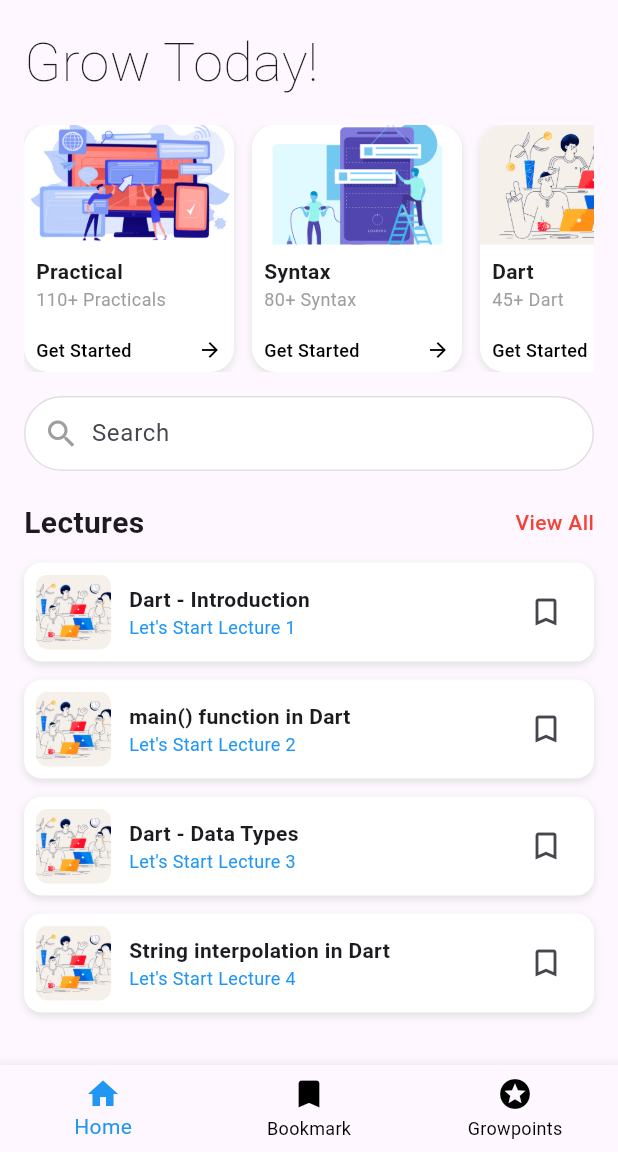
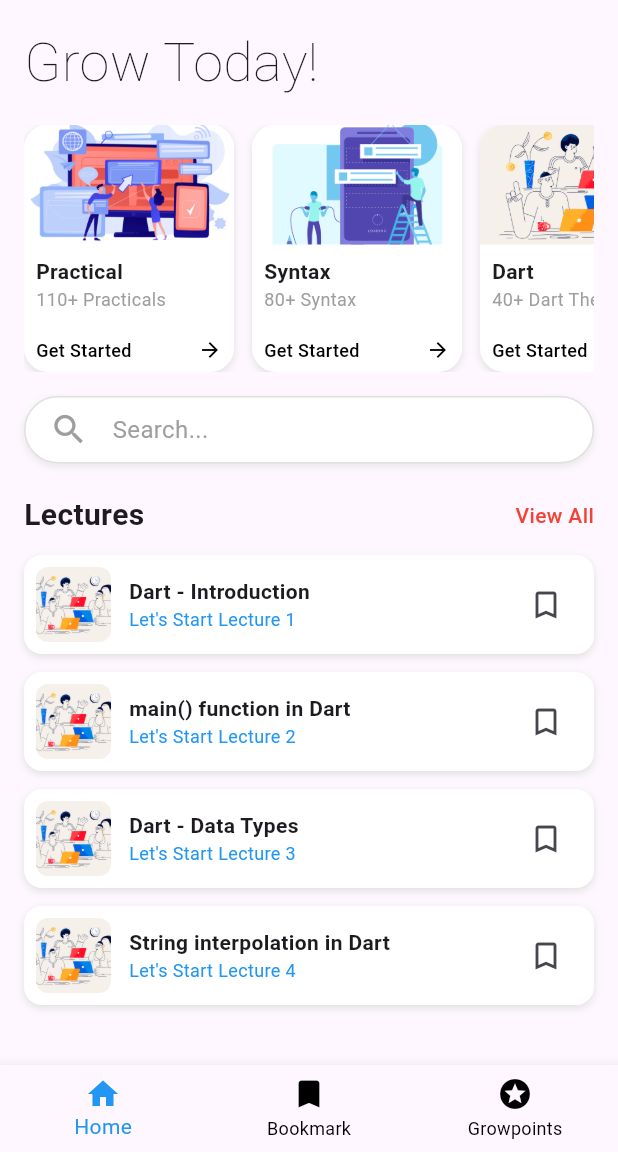
Before and after one commit to nemo-arjuna/Devgrow_app, a Flutter app: the screen it shows after launch, on a phone screen of 412 x 824 dp, the part 84-1236 px from its top. Run offline on Flutter 3.47's test engine with Material 3 defaults, Android fonts, the phone set to English and light mode, and no system bars.

Commit message:
Progress day-3

```diff
--- a/lib/screens/home_screen.dart
+++ b/lib/screens/home_screen.dart
@@ -1,3 +1,4 @@
+import 'package:devgrow/screens/dart_theory.dart';
 import 'package:flutter/material.dart';
 import 'bookmark_screen.dart';
 
@@ -14,7 +15,7 @@ class HomeScreen extends StatelessWidget {
             const DrawerHeader(
               decoration: BoxDecoration(color: Colors.white),
               child: Align(
-                alignment: Alignment.bottomLeft,
+                alignment: Alignment.topLeft,
                 child: Text(
                   "DevGrow",
                   style: TextStyle(fontWeight: FontWeight.bold, fontSize: 26),
@@ -42,17 +43,13 @@ class HomeScreen extends StatelessWidget {
       appBar: AppBar(
         elevation: 0,
         backgroundColor: Colors.white,
-        title: const Row(
-          children: [
-            Text(
+        title: const Text(
           "DevGrow",
           style: TextStyle(
             color: Colors.black,
             fontSize: 24,
             fontWeight: FontWeight.bold,
           ),
-            ),
-          ],
         ),
         iconTheme: const IconThemeData(color: Colors.black),
       ),
@@ -74,57 +71,95 @@ class HomeScreen extends StatelessWidget {
                 scrollDirection: Axis.horizontal,
                 children: [
                   buildCategoryCard(
+                    context,
                     "lib/assets/practicals.jpg",
                     "Practical",
                     "110+ Practicals",
+                    null,
                   ),
                   buildCategoryCard(
+                    context,
                     "lib/assets/syntax.jpg",
                     "Syntax",
                     "80+ Syntax",
+                    null,
                   ),
-                  buildCategoryCard("lib/assets/dart.jpg", "Dart", "45+ Dart"),
                   buildCategoryCard(
+                    context,
+                    "lib/assets/dart.jpg",
+                    "Dart",
+                    "40+ Dart Theory",
+                    const DartTheoryPage(),
+                  ),
+                  buildCategoryCard(
+                    context,
                     "lib/assets/syntax.jpg",
                     "Flutter",
                     "11+ Flutter",
+                    null,
                   ),
                   buildCategoryCard(
+                    context,
                     "lib/assets/syntax.jpg",
                     "Question",
                     "20+ Question",
+                    null,
                   ),
                   buildCategoryCard(
+                    context,
                     "lib/assets/syntax.jpg",
                     "Quiz",
                     "Quiz test",
+                    null,
                   ),
                 ],
               ),
             ),
             const SizedBox(height: 16),
 
-            // Search Bar
-            Container(
-              padding: const EdgeInsets.symmetric(horizontal: 12),
+            // Search Bar (Bigger + Auto Focus Navigation)
+            GestureDetector(
+              onTap: () {
+                Navigator.of(context).push(
+                  PageRouteBuilder(
+                    transitionDuration: const Duration(milliseconds: 350),
+                    pageBuilder: (context, animation, secondaryAnimation) =>
+                        const DartTheoryPage(autoFocusSearch: true),
+                    transitionsBuilder:
+                        (context, animation, secondaryAnimation, child) {
+                          return FadeTransition(
+                            opacity: animation,
+                            child: child,
+                          );
+                        },
+                  ),
+                );
+              },
+              child: Container(
+                height: 45, // search
+                padding: const EdgeInsets.symmetric(horizontal: 16),
                 decoration: BoxDecoration(
                   color: Colors.white,
-                borderRadius: BorderRadius.circular(25),
+                  borderRadius: BorderRadius.circular(28),
                   border: Border.all(color: Colors.grey.shade300),
+                  boxShadow: [
+                    BoxShadow(
+                      color: const Color.fromARGB(255, 230, 230, 230),
+                      blurRadius: 4,
+                      offset: const Offset(0, 2),
+                    ),
+                  ],
                 ),
                 child: Row(
                   children: const [
-                  Icon(Icons.search, color: Colors.grey),
-                  SizedBox(width: 8),
-                  Expanded(
-                    child: TextField(
-                      decoration: InputDecoration(
-                        hintText: "Search",
-                        border: InputBorder.none,
-                      ),
-                    ),
+                    Icon(Icons.search, color: Colors.grey, size: 26),
+                    SizedBox(width: 16),
+                    Text(
+                      "Search...",
+                      style: TextStyle(color: Colors.grey, fontSize: 16),
                     ),
                   ],
+                ),
               ),
             ),
             const SizedBox(height: 20),
@@ -187,7 +222,6 @@ class HomeScreen extends StatelessWidget {
               MaterialPageRoute(builder: (context) => const BookmarkScreen()),
             );
           }
-          // Add other index handling if needed
         },
         items: const [
           BottomNavigationBarItem(icon: Icon(Icons.home), label: "Home"),
@@ -203,11 +237,29 @@ class HomeScreen extends StatelessWidget {
 
   // Category Card Widget
   static Widget buildCategoryCard(
+    BuildContext context,
     String imgPath,
     String title,
     String subtitle,
+    Widget? navigateTo,
   ) {
-    return Container(
+    return GestureDetector(
+      onTap: () {
+        if (navigateTo != null) {
+          Navigator.of(context).push(
+            PageRouteBuilder(
+              transitionDuration: const Duration(milliseconds: 350),
+              pageBuilder: (context, animation, secondaryAnimation) =>
+                  navigateTo,
+              transitionsBuilder:
+                  (context, animation, secondaryAnimation, child) {
+                    return FadeTransition(opacity: animation, child: child);
+                  },
+            ),
+          );
+        }
+      },
+      child: Container(
         width: 140,
         margin: const EdgeInsets.only(right: 12),
         decoration: BoxDecoration(
@@ -225,7 +277,9 @@ class HomeScreen extends StatelessWidget {
           crossAxisAlignment: CrossAxisAlignment.start,
           children: [
             ClipRRect(
-            borderRadius: const BorderRadius.vertical(top: Radius.circular(16)),
+              borderRadius: const BorderRadius.vertical(
+                top: Radius.circular(16),
+              ),
               child: Image.asset(
                 imgPath,
                 height: 80,
@@ -269,21 +323,18 @@ class HomeScreen extends StatelessWidget {
             ),
           ],
         ),
+      ),
     );
   }
 
-  // Lecture Item Widget (updated to include context parameter)
+  // Lecture Item Widget
   static Widget buildLectureItem(
     BuildContext context,
     String imgPath,
     String title,
     String subtitle,
   ) {
-    return GestureDetector(
-      onTap: () {
-        // Add navigation to lecture detail if needed
-      },
-      child: Container(
+    return Container(
       margin: const EdgeInsets.only(bottom: 12),
       padding: const EdgeInsets.all(8),
       decoration: BoxDecoration(
@@ -327,15 +378,13 @@ class HomeScreen extends StatelessWidget {
           IconButton(
             icon: const Icon(Icons.bookmark_border),
             onPressed: () {
-                // Add bookmark functionality here
-                ScaffoldMessenger.of(context).showSnackBar(
-                  SnackBar(content: Text('$title bookmarked')),
-                );
+              ScaffoldMessenger.of(
+                context,
+              ).showSnackBar(SnackBar(content: Text('$title bookmarked')));
             },
           ),
         ],
       ),
-      ),
     );
   }
 }
```
Also changed, not shown: lib/screens/dart_theory.dart (added, +407 -0 lines), materi/question.txt (added, +15 -0 lines), materi/dart.txt (added), materi/flutter.txt (added), materi/practicals.txt (added), materi/quiz.txt (added), materi/syntax.txt (added). Lines whose indentation alone changed are shown as unchanged.
